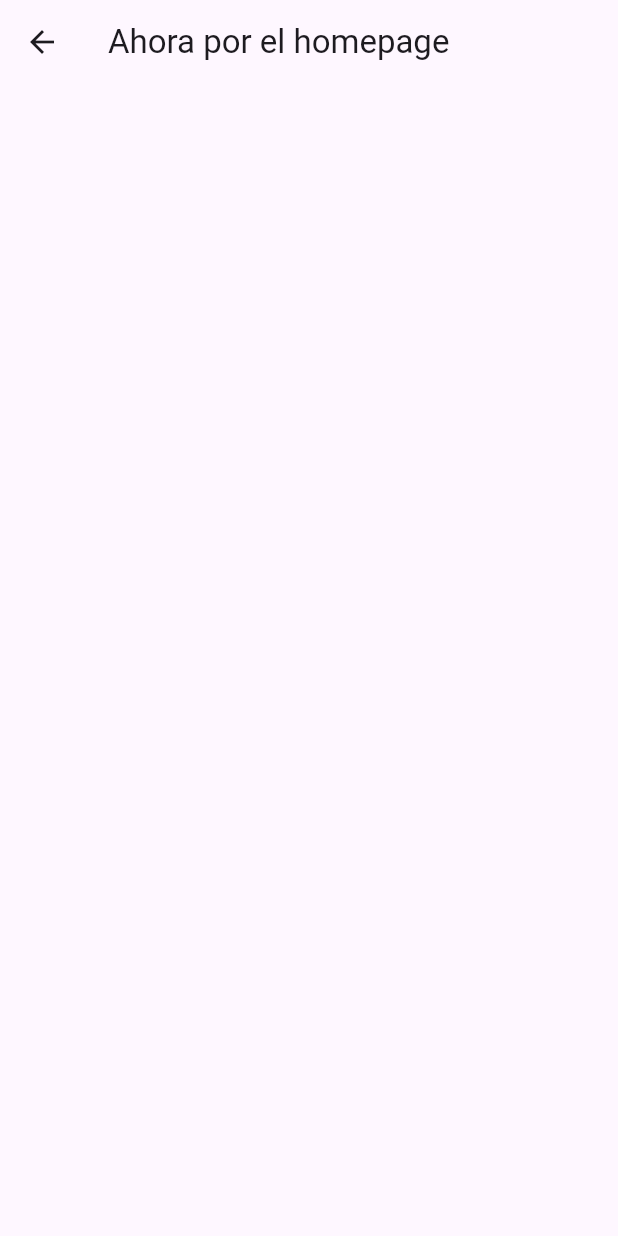
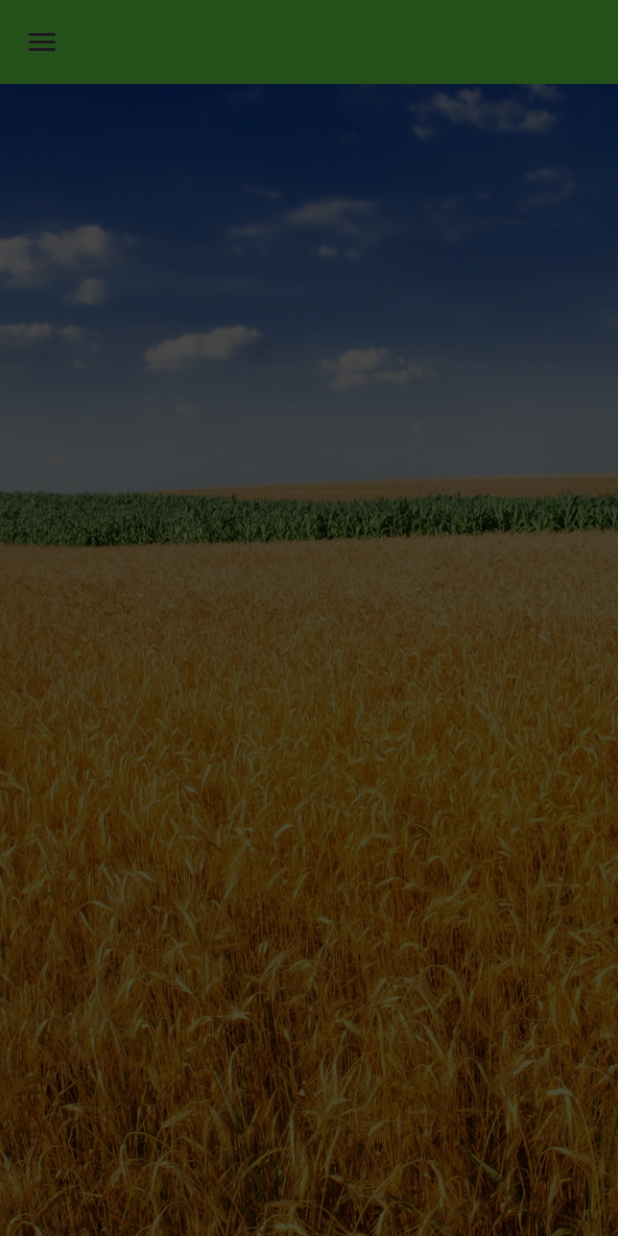
Before and after one commit to Galvez1114/omni_agro, a Flutter app: the screen it shows after launch, after a tap on "INICIAR SESION", on a phone screen of 412 x 824 dp. Run offline on Flutter 3.47's test engine with Material 3 defaults, Android fonts, the phone set to English and light mode, and no system bars.

Commit message:
drawer empezado

```diff
--- a/lib/environment/colores.dart
+++ b/lib/environment/colores.dart
@@ -8,5 +8,6 @@ class Colores{
   Color colorPrimario = Color(0xFF24511A);
   Color textoVerde = Color(0xFF068f27);
   Color textFieldLogin = Color(0x880f131f);
+  Color colorMenuDrawer = Color.fromARGB(255, 8, 62, 21);
 
 }
--- a/lib/screens/Login.dart
+++ b/lib/screens/Login.dart
@@ -14,9 +14,7 @@ class Login extends StatelessWidget {
     LoginController controller = new LoginController();
 
     return Scaffold(
-      resizeToAvoidBottomInset: false,
-      body: SafeArea(
-        child: Container(
+      body: Container(
         decoration: BoxDecoration(
             image: DecorationImage(
                 image: AssetImage("img/fondo.jpg"),
@@ -27,7 +25,7 @@ class Login extends StatelessWidget {
           Center(
             child: Container(
               margin: EdgeInsets.only(
-                    top: MediaQuery.of(context).size.height * 0.15),
+                  top: MediaQuery.of(context).size.height * 0.10),
               child: Row(
                 mainAxisAlignment: MainAxisAlignment.center,
                 children: [
@@ -44,7 +42,6 @@ class Login extends StatelessWidget {
           textoRecuperar(context, colores),
           textoCrearCuenta(context, colores),
         ]),
-        ),
       ),
     );
   }
--- a/lib/screens/home_page.dart
+++ b/lib/screens/home_page.dart
@@ -1,12 +1,90 @@
 import 'package:flutter/material.dart';
 import 'package:flutter/widgets.dart';
+import 'package:omni_agro/environment/colores.dart';
 
-class HomePage extends StatelessWidget{
+class HomePage extends StatelessWidget {
   @override
   Widget build(BuildContext context) {
+    PageController nextPage = new PageController();
+    PageController previousPage = new PageController();
+    Colores colores = new Colores();
+
     return Scaffold(
+      resizeToAvoidBottomInset: false,
       appBar: AppBar(
-        title: Text("Ahora por el homepage"),
+        automaticallyImplyLeading: false,
+        backgroundColor: colores.colorPrimario,
+        leading: Builder(builder: (context) {
+          return IconButton(
+            icon: Icon(Icons.menu),
+            onPressed: () {
+              Scaffold.of(context).openDrawer();
+            },
+          );
+        }),
+      ),
+      drawer: Drawer(
+        child: ListView(
+          padding: EdgeInsets.zero,
+          children: <Widget>[
+            DrawerHeader(
+              decoration: BoxDecoration(
+                color: colores.colorMenuDrawer,
+              ),
+              child: Row(
+                mainAxisAlignment: MainAxisAlignment.center,
+                children: [
+                  CircleAvatar(
+                      backgroundImage: AssetImage("img/logo1.png"),
+                      backgroundColor: Colors.transparent),
+                  Text(
+                    ' OMNI-',
+                    style: TextStyle(
+                        color: Colors.white,
+                        fontSize: 24,
+                        fontWeight: FontWeight.bold),
+                  ),
+                  Text(
+                    'AGRO',
+                    style: TextStyle(
+                        color: colores.textoVerde,
+                        fontSize: 24,
+                        fontWeight: FontWeight.bold),
+                  ),
+                ],
+              ),
+            ),
+            ListTile(
+              leading: Image(image: AssetImage("img/semilla.png"), height: 28),
+              title: Text('Semillas'),
+              onTap: () {
+                // Acción al seleccionar la opción 1
+              },
+            ),
+            ListTile(
+              leading: Icon(Icons.app_registration),
+              title: Text('Registrar cosechas'),
+              onTap: () {
+                // Acción al seleccionar la opción 2
+              },
+            ),
+            ListTile(
+              leading: Icon(Icons.newspaper),
+              title: Text('Noticias'),
+              onTap: () {
+                // Acción al seleccionar la opción 2
+              },
+            ),
+          ],
+        ),
+      ),
+      body: Container(
+        decoration: BoxDecoration(
+            image: DecorationImage(
+                image: AssetImage("img/fondo.jpg"),
+                fit: BoxFit.cover,
+                colorFilter: ColorFilter.mode(
+                    Colors.black.withOpacity(0.7), BlendMode.darken))),
       ),
     );
   }
```
Also changed, not shown: img/semilla.png (added). Lines whose indentation alone changed are shown as unchanged.
